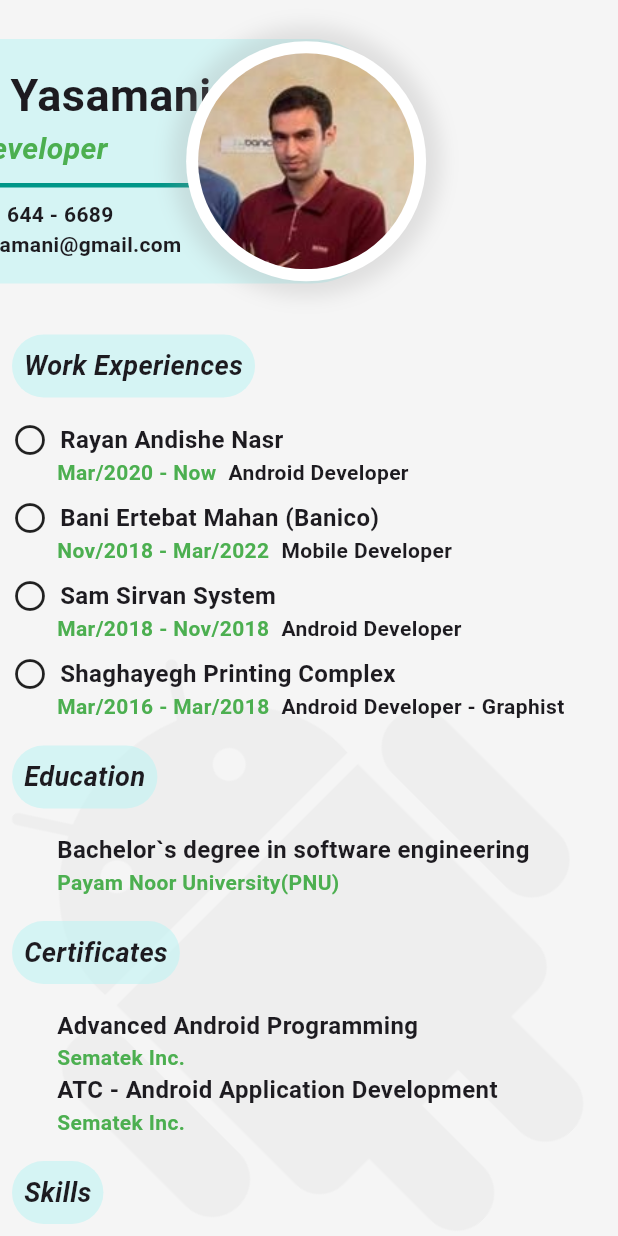
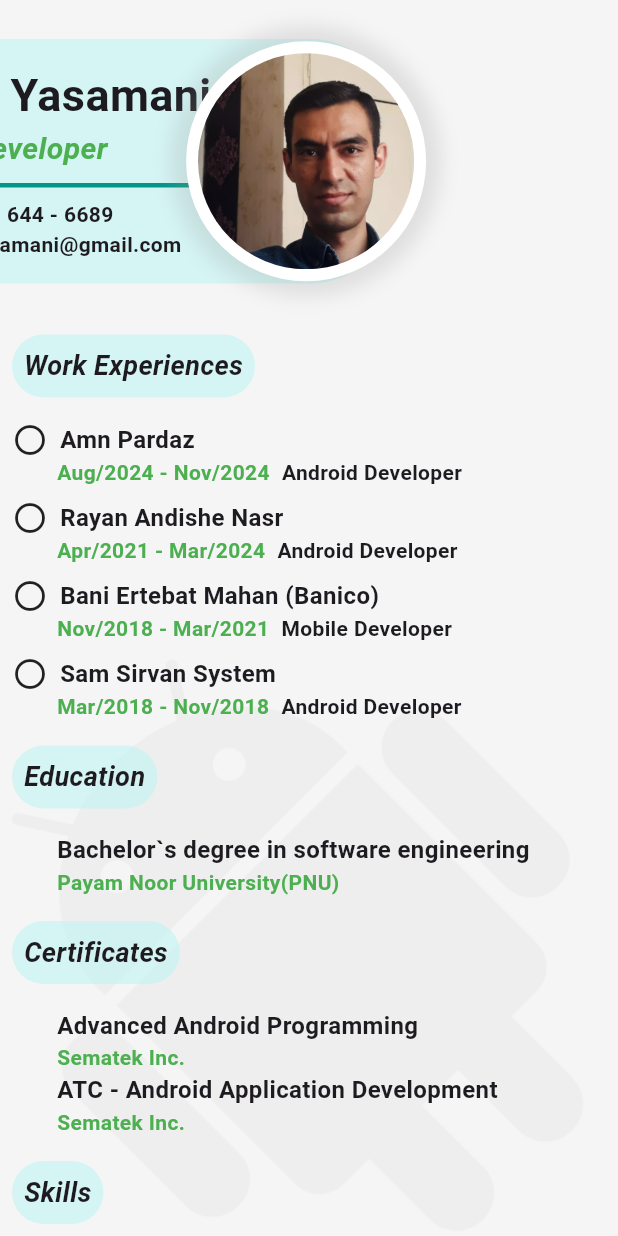
Before and after one commit to SaiedYasamani/portfolio, a Flutter app: the screen it shows after launch, on a phone screen of 412 x 824 dp. Run offline on Flutter 3.47's test engine with Material 3 defaults, Android fonts, the phone set to English and light mode, and no system bars.

Commit message:
make some resume updates

```diff
--- a/lib/application.dart
+++ b/lib/application.dart
@@ -10,18 +10,17 @@ class Application extends StatelessWidget {
   Widget build(BuildContext context) {
     return MaterialApp(
         debugShowCheckedModeBanner: false,
-      localizationsDelegates: const[
+        localizationsDelegates: const [
           GlobalMaterialLocalizations.delegate,
           GlobalCupertinoLocalizations.delegate,
           GlobalWidgetsLocalizations.delegate
         ],
-      locale: const Locale('en','US'),
-      supportedLocales: const [Locale('en','US')],
+        locale: const Locale('en', 'US'),
+        supportedLocales: const [Locale('en', 'US')],
         initialRoute: '/',
         routes: {
-        '/':(context) => const HomePage(),
-        '/applicationDetail': (context) => ApplicationDetail()
-      }
-    );
+          '/': (context) => const HomePage(),
+          '/applicationDetail': (context) => const ApplicationDetail()
+        });
   }
 }
--- a/lib/presentation/feathures/home/components/projects.dart
+++ b/lib/presentation/feathures/home/components/projects.dart
@@ -1,9 +1,7 @@
 import 'package:flutter/material.dart';
-import 'package:portfolio/application.dart';
 import 'package:portfolio/model/details.dart';
 import 'package:portfolio/presentation/feathures/application_detail/application_detail.dart';
 import 'package:portfolio/utils/constants.dart';
-import 'package:url_launcher/url_launcher.dart';
 
 class Projects extends StatelessWidget {
   const Projects({
--- a/lib/presentation/feathures/home/home_page.dart
+++ b/lib/presentation/feathures/home/home_page.dart
@@ -40,24 +40,23 @@ class _HomePageState extends State<HomePage>
               profile(context),
               header('Work Experiences'),
               body([
-                company('Rayan Andishe Nasr'),
-                companyInfo('Mar/2020 - Now', 'Android Developer'),
+                company('Amn Pardaz'),
+                companyInfo('Aug/2024 - Nov/2024', 'Android Developer'),
+                Padding(
+                  padding: const EdgeInsets.only(top: 8.0),
+                  child: company('Rayan Andishe Nasr'),
+                ),
+                companyInfo('Apr/2021 - Mar/2024', 'Android Developer'),
                 Padding(
                   padding: const EdgeInsets.only(top: 8.0),
                   child: company('Bani Ertebat Mahan (Banico)'),
                 ),
-                companyInfo('Nov/2018 - Mar/2022', 'Mobile Developer'),
+                companyInfo('Nov/2018 - Mar/2021', 'Mobile Developer'),
                 Padding(
                   padding: const EdgeInsets.only(top: 8.0),
                   child: company('Sam Sirvan System'),
                 ),
-                companyInfo('Mar/2018 - Nov/2018', 'Android Developer'),
-                Padding(
-                  padding: const EdgeInsets.only(top: 8.0),
-                  child: company('Shaghayegh Printing Complex'),
-                ),
-                companyInfo(
-                    'Mar/2016 - Mar/2018', 'Android Developer - Graphist')
+                companyInfo('Mar/2018 - Nov/2018', 'Android Developer')
               ]),
               header('Education'),
               bodyTwo([
@@ -76,7 +75,7 @@ class _HomePageState extends State<HomePage>
                 blackTextTwo('Java, Kotlin, Dart, Flutter'),
                 blackTextTwo('Android Studio, VS code, Gradle'),
                 blackTextTwo(
-                    'Android Jetpack, Jetpack Compose, Architecture Components, Rxjava, Dagger2, Hilt, Room'),
+                    'Jetpack Compose, Architecture Components, Rxjava, Dagger2, Hilt, Room'),
                 blackTextTwo('MVVM, MPV, MVI, Clean Code'),
                 blackTextTwo('Git, TFS, Jira'),
                 blackTextTwo('J-Unit, TDD'),
```
Also changed, not shown: assets/images/me.jpg, pubspec.lock, 6 other files. Lines whose indentation alone changed are shown as unchanged.
